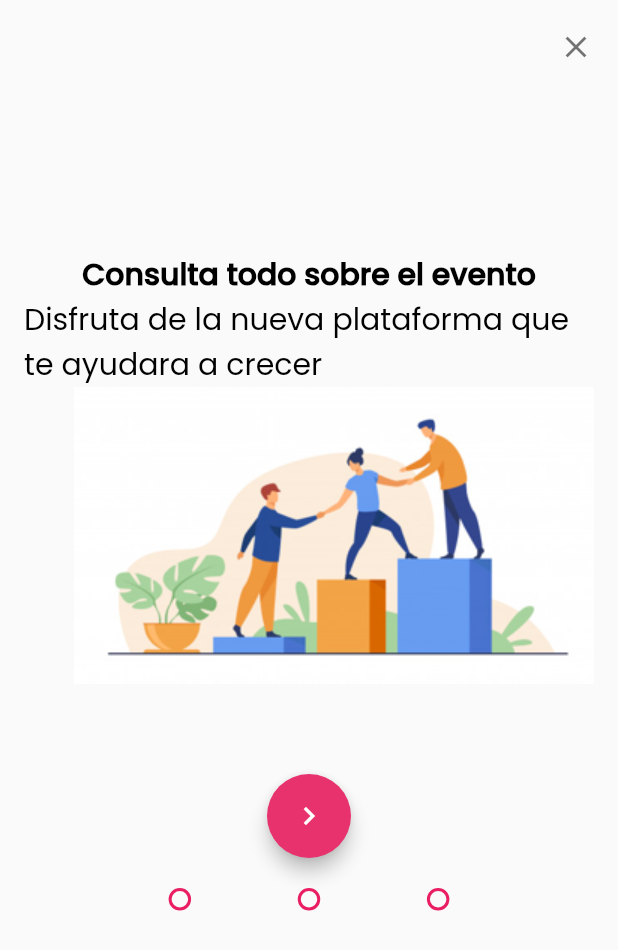
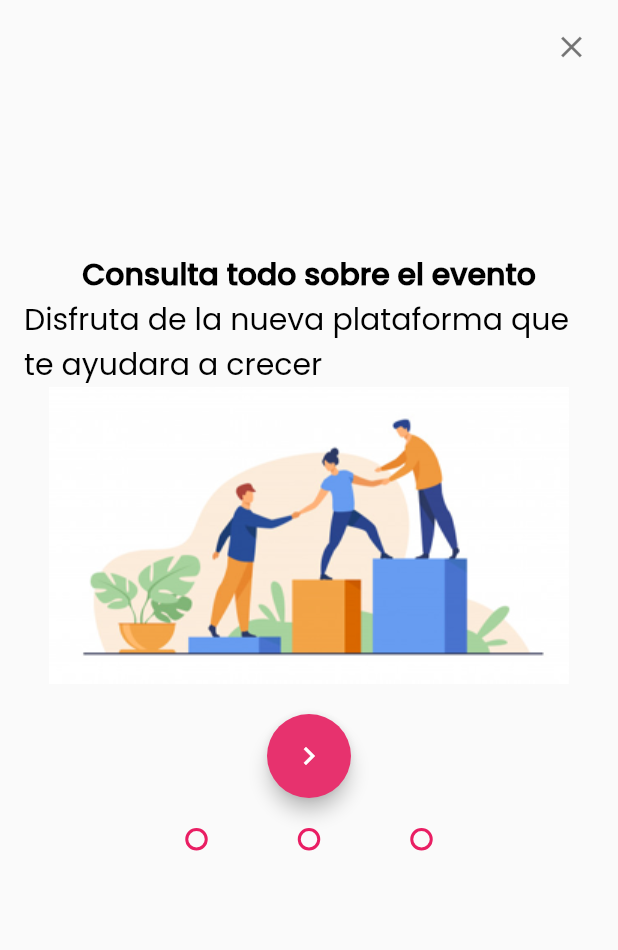
Before and after one commit to sdtorresl/icfesapp, a Flutter app: the OnboardingPage screen opened by its route, on a phone screen of 412 x 824 dp. Shown: the top 950 px of the screen. Run offline on Flutter 3.47's test engine with Material 2 defaults, Android fonts, the light colour scheme and no system bars; drawn by our look-alikes of carousel_slider; our stand-ins replace cached_network_image, flutter_countdown_timer, font_awesome_flutter; missing offline and left inert: vimeoplayer; network calls fail; project files that could hold a hidden picture were left out.

Commit message:
change  error

```diff
--- a/lib/common/document_download.dart
+++ b/lib/common/document_download.dart
@@ -25,7 +25,6 @@ class DocumentDownload extends StatelessWidget {
           this.icon,
           color: Colors.black54,
         ),
-        onLongPress: () {},
         title: Column(
           crossAxisAlignment: CrossAxisAlignment.start,
           children: <Widget>[
@@ -59,6 +58,7 @@ class DocumentDownload extends StatelessWidget {
               .bodyText1
               .copyWith(color: Colors.black),
         ),
+        onLongPress: () {},
       ),
     );
   }
--- a/lib/common/onboarding1.dart
+++ b/lib/common/onboarding1.dart
@@ -19,7 +19,7 @@ class Onboarding extends StatelessWidget {
     return Container(
       child: ListTile(
         title: Column(
-          crossAxisAlignment: CrossAxisAlignment.end,
+          crossAxisAlignment: CrossAxisAlignment.center,
           mainAxisAlignment: MainAxisAlignment.start,
           children: <Widget>[
             SizedBox(height: 15),
@@ -40,15 +40,17 @@ class Onboarding extends StatelessWidget {
                     .copyWith(color: Colors.black),
               ),
             ),
-            Text(
-              this.description,
-              style: Theme.of(context)
-                  .textTheme
-                  .headline3
-                  .copyWith(color: Colors.black),
+            Center(
+              child: Text(
+                this.description,
+                style: Theme.of(context)
+                    .textTheme
+                    .headline3
+                    .copyWith(color: Colors.black),
+              ),
             ),
             Image.asset(this.picture),
-            SizedBox(height: 60),
+            SizedBox(height: 20),
             Container(
               width: 400,
               margin: EdgeInsets.only(bottom: 10),
@@ -66,8 +68,8 @@ class Onboarding extends StatelessWidget {
               child: Container(
                 width: MediaQuery.of(context).size.width * 0.6,
                 child: Row(
-                  crossAxisAlignment: CrossAxisAlignment.start,
-                  mainAxisAlignment: MainAxisAlignment.spaceBetween,
+                  crossAxisAlignment: CrossAxisAlignment.center,
+                  mainAxisAlignment: MainAxisAlignment.center,
                   children: <Widget>[
                     Container(
                       height: 15,
--- a/lib/common/poster_view.dart
+++ b/lib/common/poster_view.dart
@@ -1,5 +1,5 @@
 import 'package:flutter/material.dart';
-import 'package:icfesapp/common/poster_desing.dart';
+import 'package:icfesapp/common/video_poster.dart';
 
 import 'package:icfesapp/models/video_poster_model.dart';
 
@@ -14,7 +14,7 @@ class PosterList extends StatelessWidget {
       child: ListView.builder(
         itemCount: posters.length,
         itemBuilder: (context, index) {
-          return DesingPoster(
+          return PosterView(
             video: posters[index].videos,
             title: posters[index].titulo,
             subtitle: posters[index].descripcion,
--- a/lib/common/rooms_dropdown.dart
+++ b/lib/common/rooms_dropdown.dart
@@ -33,7 +33,7 @@ class _ListNavegationStatefulWidgetState
           width: MediaQuery.of(context).size.width,
           child: Center(
             child: DropdownButtonHideUnderline(
-              child: _roomsCategoriesDropDown(),
+              child: _roomsDropDown(),
             ),
           ),
         ),
@@ -41,7 +41,7 @@ class _ListNavegationStatefulWidgetState
     );
   }
 
-  Widget _roomsCategoriesDropDown() {
+  Widget _roomsDropDown() {
     final scheduleProvider = ScheduleProvider();
     return FutureBuilder(
       future: scheduleProvider.getSchedule(),
--- a/lib/main.dart
+++ b/lib/main.dart
@@ -83,7 +83,7 @@ class IcfesApp extends StatelessWidget {
           ),
         ),
       ),
-      initialRoute: 'onboarding',
+      initialRoute: 'home',
       routes: {
         'login': (BuildContext context) => PosterPage(),
         'home': (BuildContext context) => HomePage(),
```
Also changed, not shown: lib/common/video_poster.dart (renamed from lib/common/poster_desing.dart, +4 -4 lines).
